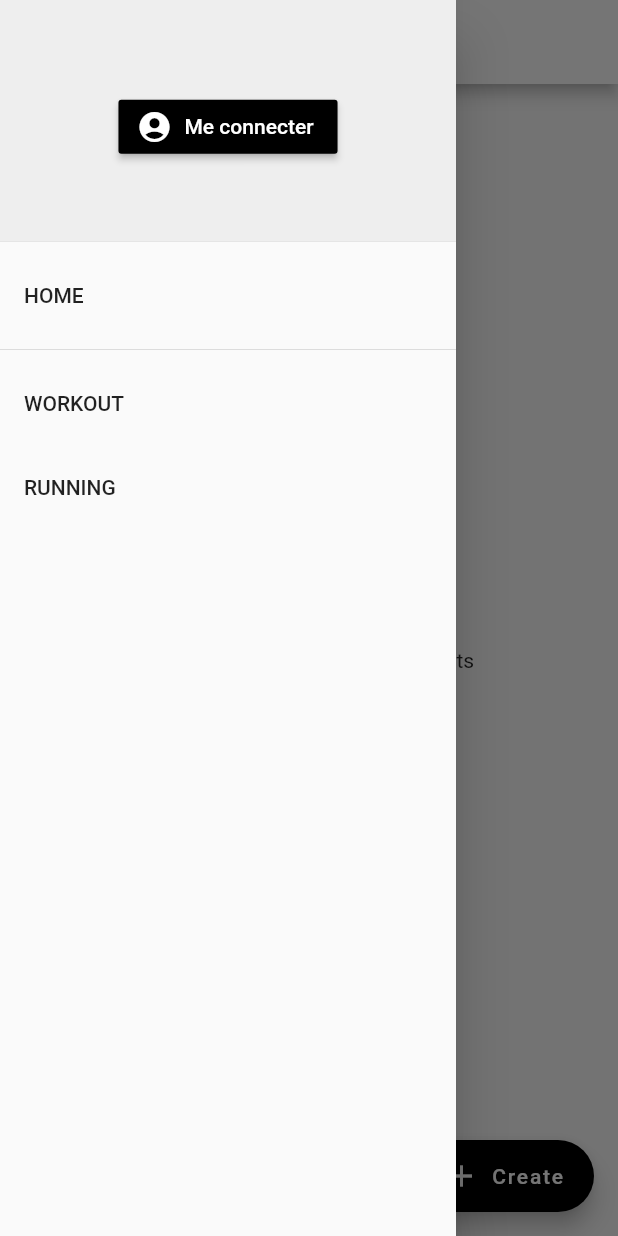
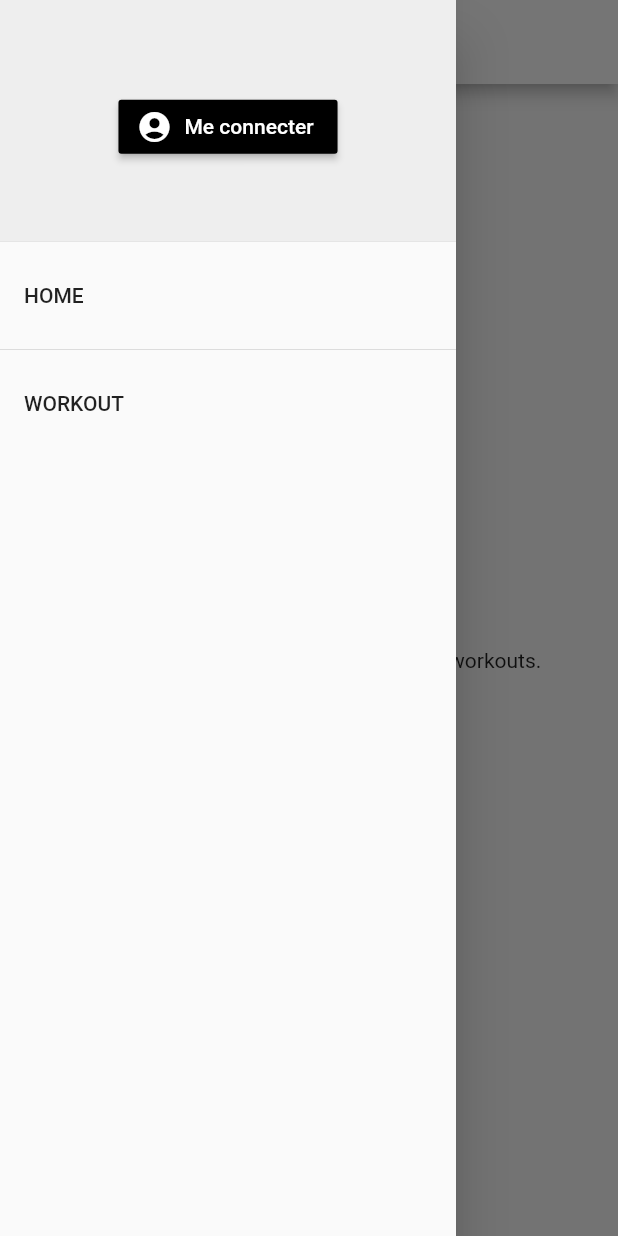
Before and after one commit to louminod/workout_planner, a Flutter app: the WorkoutPage screen opened by its route, with the side drawer open, on a phone screen of 412 x 824 dp. Run offline on Flutter 3.47's test engine with Material 2 defaults, Android fonts, the phone set to English and light mode, and no system bars; our stand-ins replace cloud_firestore, firebase_auth, firebase_core, percent_indicator; missing offline and left inert: timeline_list; accounts and stored records are empty; statements that could not run were skipped.

Commit message:
Add workout create

```diff
--- a/lib/src/app.dart
+++ b/lib/src/app.dart
@@ -5,7 +5,6 @@ import 'package:provider/provider.dart';
 import 'package:workout_planner/src/pages/connection/connection.dart';
 import 'package:workout_planner/src/pages/home.dart';
 import 'package:workout_planner/src/pages/profile.dart';
-import 'package:workout_planner/src/pages/running.dart';
 import 'package:workout_planner/src/pages/workout/workout.dart';
 import 'package:workout_planner/src/routes/pageRoutes.dart';
 import 'package:workout_planner/src/services/authentication_service.dart';
@@ -60,10 +59,6 @@ class _AppState extends State<App> {
               value: DatabaseService(userUid: userUid).fullUser,
               child: WorkoutPage(),
             ),
-        PageRoutes.running: (context) => StreamProvider<FullUser>.value(
-              value: DatabaseService(userUid: userUid).fullUser,
-              child: RunningPage(),
-            ),
         PageRoutes.profile: (context) => StreamProvider<FullUser>.value(
               value: DatabaseService(userUid: userUid).fullUser,
               child: ProfilePage(),
--- a/lib/src/models/workout.dart
+++ b/lib/src/models/workout.dart
@@ -1,26 +1,32 @@
 import 'package:cloud_firestore/cloud_firestore.dart';
-import 'package:workout_planner/src/references/workoutState.dart';
+import 'package:workout_planner/src/pages/workout/references/workoutCategory.dart';
+import 'package:workout_planner/src/pages/workout/references/workoutState.dart';
 import 'package:workout_planner/src/tools/converters.dart';
 
 class Workout {
   String uid;
   String creatorUid;
   String name;
+  List<WorkoutCategory> categories;
   DateTime date;
   int nbSeries;
-  int nbExercices;
+  int nbExercises;
   WorkoutStatus status;
   int statusPercent;
 
-  Workout({this.uid, this.creatorUid, this.name, this.date, this.nbSeries, this.nbExercices, this.status, this.statusPercent});
+  Workout({this.uid, this.creatorUid, this.name, this.categories, this.date, this.nbSeries, this.nbExercises, this.status, this.statusPercent});
 
   Workout.fromJson(String uid, Map<String, dynamic> parsedJson) {
     this.uid = uid;
+    this.creatorUid = parsedJson["creatorUid"];
     this.name = parsedJson["name"];
-    this.creatorUid = parsedJson["creatorUid"];
+    this.categories = [];
+    (parsedJson["categories"] as String).replaceAll("[", "").replaceAll("]", "").replaceAll(" ", "").split(",").forEach((element) {
+      this.categories.add(Converters.stringToWorkoutCategory(element));
+    });
     this.date = (parsedJson["dateWorkout"] as Timestamp).toDate();
     this.nbSeries = int.parse(parsedJson["nbSeries"]);
-    this.nbExercices = int.parse(parsedJson["nbExercices"]);
+    this.nbExercises = int.parse(parsedJson["nbExercices"]);
     this.status = Converters.stringToWorkoutStatus(parsedJson["status"]);
     this.statusPercent = int.parse(parsedJson["statusPercent"]);
   }
@@ -28,10 +34,11 @@ class Workout {
   Map<String, dynamic> toJson() {
     return {
       'name': this.name,
+      'categories': this.categories.toString(),
       'creatorUid': this.creatorUid,
       'dateWorkout': this.date,
       'nbSeries': this.nbSeries.toString(),
-      'nbExercices': this.nbExercices.toString(),
+      'nbExercices': this.nbExercises.toString(),
       'status': this.status.toString(),
       'statusPercent': this.statusPercent.toString(),
     };
--- /dev/null
+++ b/lib/src/pages/workout/references/workoutCategory.dart
@@ -0,0 +1 @@
+enum WorkoutCategory { RUN, CARDIO, LEGS, UP_BODY }
--- /dev/null
+++ b/lib/src/pages/workout/references/workoutState.dart
@@ -0,0 +1 @@
+enum WorkoutStatus { CREATED, CANCELED, FINISHED }
--- a/lib/src/pages/workout/workout.dart
+++ b/lib/src/pages/workout/workout.dart
@@ -5,9 +5,11 @@ import 'package:timeline_list/timeline.dart';
 import 'package:timeline_list/timeline_model.dart';
 import 'package:workout_planner/src/models/fullUser.dart';
 import 'package:workout_planner/src/models/workout.dart';
+import 'package:workout_planner/src/pages/connection/connection.dart';
+import 'package:workout_planner/src/pages/workout/references/workoutState.dart';
 import 'package:workout_planner/src/pages/workout/workoutCreate.dart';
-import 'package:workout_planner/src/references/workoutState.dart';
 import 'package:workout_planner/src/services/database_service.dart';
+import 'package:workout_planner/src/tools/converters.dart';
 import 'package:workout_planner/src/widgets/customDrawer.dart';
 
 class WorkoutPage extends StatelessWidget {
@@ -17,12 +19,8 @@ class WorkoutPage extends StatelessWidget {
   Widget build(BuildContext context) {
     var user = Provider.of<FullUser>(context);
 
-    List<Workout> userWorkouts = [];
-
-    final List<TimelineModel> items = [
-      workoutCard("cardio", "12 septembre 2020", 14, 3, ["RUN", "CROSSFIT", "BIKE", "STRETCH"], WorkoutStatus.FINISHED, 100),
-      workoutCard("legs", "17 septembre 2020", 7, 4, ["RUN", "MUSCU", "COURSES"], WorkoutStatus.CREATED, 60),
-    ];
+    List<Workout> userWorkouts;
+    List<TimelineModel> items;
 
     return Scaffold(
       drawer: CustomDrawer(),
@@ -37,7 +35,12 @@ class WorkoutPage extends StatelessWidget {
               stream: DatabaseService(userUid: user.userFirebase.uid).userWorkouts,
               builder: (context, AsyncSnapshot<List<Workout>> userWorkoutsSnapshot) {
                 if (userWorkoutsSnapshot.hasData) {
+                  userWorkouts = [];
                   userWorkouts = userWorkoutsSnapshot.data;
+                  items = [];
+                  userWorkouts.forEach((workout) {
+                    items.add(workoutCard(workout));
+                  });
                   return userWorkouts.length > 0
                       ? Container(
                           margin: EdgeInsets.only(top: 10, left: 15),
@@ -52,7 +55,7 @@ class WorkoutPage extends StatelessWidget {
                         );
                 } else if (userWorkoutsSnapshot.hasError) {
                   return Center(
-                    child: Text(userWorkoutsSnapshot.error),
+                    child: Text(userWorkoutsSnapshot.error.toString()),
                   );
                 } else {
                   return Center(
@@ -62,27 +65,44 @@ class WorkoutPage extends StatelessWidget {
               },
             )
           : Center(
-              child: Text("Please login to show your workouts"),
-            ),
-      floatingActionButton: FloatingActionButton.extended(
+              child: Row(
+                mainAxisAlignment: MainAxisAlignment.center,
+                children: [
+                  Text("Please "),
+                  RaisedButton(
+                    child: Text("Login", style: TextStyle(color: Colors.white)),
                     onPressed: () {
                       Navigator.push(
                         context,
-            MaterialPageRoute(builder: (context) => WorkoutCreatePage()),
+                        MaterialPageRoute(builder: (context) => ConnectionPage()),
+                      );
+                    },
+                    color: Colors.black,
+                  ),
+                  Text(" to show or create workouts."),
+                ],
+              ),
+            ),
+      floatingActionButton: user != null
+          ? FloatingActionButton.extended(
+              onPressed: () {
+                Navigator.push(
+                  context,
+                  MaterialPageRoute(builder: (context) => WorkoutCreatePage(user: user)),
                 );
               },
               label: Text('Create'),
               icon: Icon(Icons.add),
               backgroundColor: Colors.black,
-      ),
+            )
+          : null,
     );
   }
 
-  TimelineModel workoutCard(
-      String title, String date, int nbExercises, int nbSeries, List<String> categories, WorkoutStatus status, int completedPercent) {
+  TimelineModel workoutCard(Workout workout) {
     Icon statusIcon;
 
-    switch (status) {
+    switch (workout.status) {
       case WorkoutStatus.CREATED:
         statusIcon = Icon(Icons.assistant, color: Colors.cyan);
         break;
@@ -101,8 +121,8 @@ class WorkoutPage extends StatelessWidget {
         child: Column(
           children: [
             ListTile(
-              title: Text(title.toUpperCase(), style: TextStyle(fontWeight: FontWeight.bold)),
-              subtitle: Text(date, style: TextStyle(color: Colors.grey)),
+              title: Text(workout.name.toUpperCase(), style: TextStyle(fontWeight: FontWeight.bold)),
+              subtitle: Text(Converters.dateTimeToString(workout.date), style: TextStyle(color: Colors.grey)),
             ),
             Divider(),
             Align(
@@ -115,9 +135,9 @@ class WorkoutPage extends StatelessWidget {
                   child: ListView.builder(
                     shrinkWrap: true,
                     scrollDirection: Axis.horizontal,
-                    itemCount: categories.length,
+                    itemCount: workout.categories.length,
                     itemBuilder: (context, index) {
-                      return categoryItem(categories[index]);
+                      return categoryItem(workout.categories[index].toString().split(".")[1]);
                     },
                   ),
                 ),
@@ -132,8 +152,8 @@ class WorkoutPage extends StatelessWidget {
                 crossAxisAlignment: CrossAxisAlignment.start,
                 children: [
                   Text("15:00", style: TextStyle(fontSize: 17, color: Colors.grey)),
-                  Text("$nbExercises exercices", style: TextStyle(fontSize: 17, color: Colors.grey)),
-                  Text("$nbSeries séries", style: TextStyle(fontSize: 17, color: Colors.grey)),
+                  Text("${workout.nbExercises} exercices", style: TextStyle(fontSize: 17, color: Colors.grey)),
+                  Text("${workout.nbSeries} séries", style: TextStyle(fontSize: 17, color: Colors.grey)),
                 ],
               ),
             ),
@@ -144,10 +164,10 @@ class WorkoutPage extends StatelessWidget {
                 animation: true,
                 lineHeight: 20.0,
                 animationDuration: 1000,
-                percent: completedPercent / 100,
-                center: Text("$completedPercent.0%", style: TextStyle(color: Colors.white)),
+                percent: workout.statusPercent / 100,
+                center: Text("${workout.statusPercent}.0%", style: TextStyle(color: Colors.white)),
                 linearStrokeCap: LinearStrokeCap.roundAll,
-                progressColor: completedPercent == 100 ? Colors.greenAccent : Colors.black,
+                progressColor: workout.statusPercent == 100 ? Colors.greenAccent : Colors.black,
               ),
             ),
             ButtonBar(
@@ -156,8 +176,8 @@ class WorkoutPage extends StatelessWidget {
                 RaisedButton(
                   color: Colors.black,
                   elevation: 3,
-                  child: completedPercent == 0 ? Text("RUN") : completedPercent == 100 ? Text("FINISHED") : Text("CONTINUE"),
-                  onPressed: completedPercent == 100 ? null : () {},
+                  child: workout.statusPercent == 0 ? Text("RUN") : workout.statusPercent == 100 ? Text("FINISHED") : Text("CONTINUE"),
+                  onPressed: workout.statusPercent == 100 ? null : () {},
                 )
               ],
             ),
--- a/lib/src/references/workoutState.dart
+++ /dev/null
@@ -1,5 +0,0 @@
-enum WorkoutStatus {
-  CREATED,
-  CANCELED,
-  FINISHED
-}
--- a/lib/src/routes/pageRoutes.dart
+++ b/lib/src/routes/pageRoutes.dart
@@ -1,13 +1,11 @@
 import 'package:workout_planner/src/pages/connection/connection.dart';
 import 'package:workout_planner/src/pages/home.dart';
 import 'package:workout_planner/src/pages/profile.dart';
-import 'package:workout_planner/src/pages/running.dart';
 import 'package:workout_planner/src/pages/workout/workout.dart';
 
 class PageRoutes {
   static const String home = HomePage.routeName;
   static const String workout = WorkoutPage.routeName;
-  static const String running = RunningPage.routeName;
   static const String profile = ProfilePage.routeName;
   static const String connection = ConnectionPage.routeName;
 }
--- a/lib/src/services/database_service.dart
+++ b/lib/src/services/database_service.dart
@@ -39,4 +39,10 @@ class DatabaseService {
           return Workout.fromJson(doc.id, doc.data());
         }
       }).toList());
+
+  Future<void> insertWorkout(Workout workout) => _workoutsCollection.doc(workout.uid).set(workout.toJson());
+
+  Future<void> updateWorkout(Workout workout) => _workoutsCollection.doc(workout.uid).update(workout.toJson());
+
+  Future<void> deleteWorkout(Workout workout) => _workoutsCollection.doc(workout.uid).delete();
 }
--- a/lib/src/widgets/customDrawer.dart
+++ b/lib/src/widgets/customDrawer.dart
@@ -68,12 +68,6 @@ class CustomDrawer extends StatelessWidget {
               Navigator.pushReplacementNamed(context, PageRoutes.workout);
             },
           ),
-          ListTile(
-            title: Text('RUNNING'),
-            onTap: () {
-              Navigator.pushReplacementNamed(context, PageRoutes.running);
-            },
-          ),
         ],
       ),
     );
```
Also changed, not shown: lib/src/pages/running.dart (deleted, +0 -28 lines), lib/src/pages/workout/workoutCreate.dart (+61 -2 lines), lib/src/tools/converters.dart (+16 -1 lines). Lines whose indentation alone changed are shown as unchanged.
